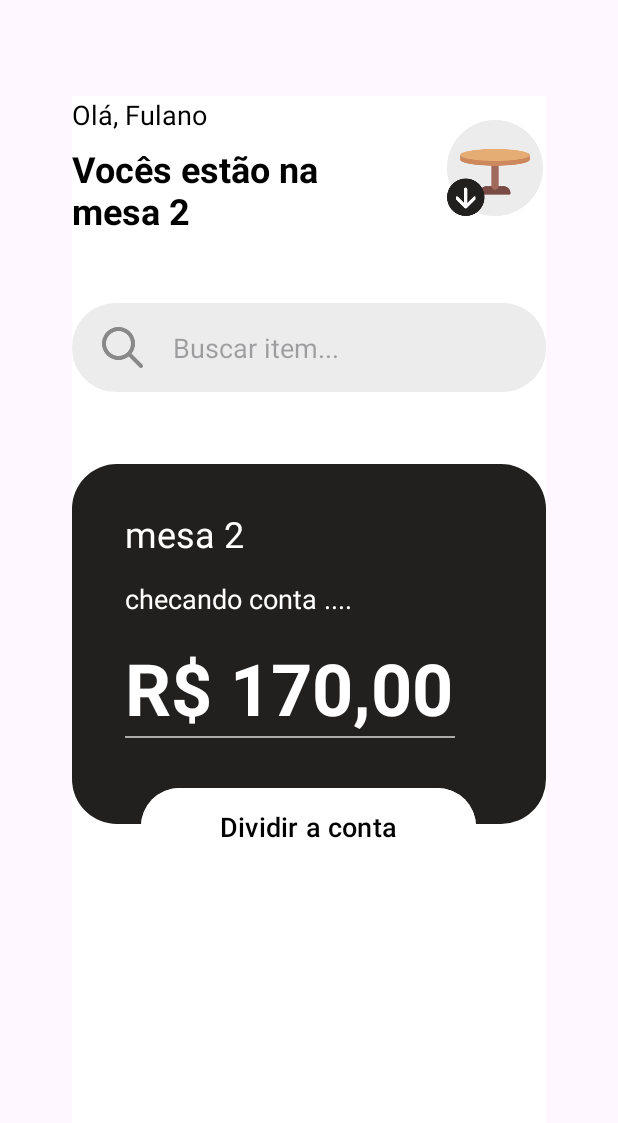
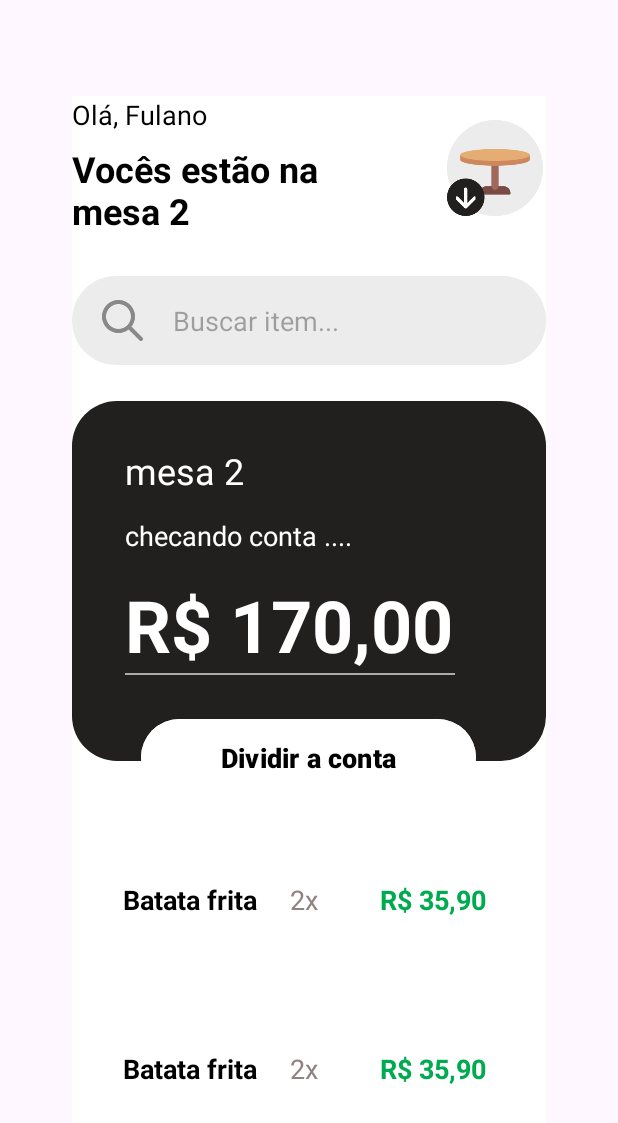
Before and after one commit to hessel-lu/backup-telas-app-conta-comigo, an Android app: the Activity_listagem_itens screen opened directly, with no data from a screen before it, on a phone screen of 412 x 824 dp. Shown: the top 1123 px of the screen. Run offline under Robolectric (Android 15) with nearby library versions, the phone set to English and light mode, and no system bars.

Commit message:
itens implementado

```diff
--- /dev/null
+++ b/ContaComigoTelasHessel/app/src/main/res/drawable/radius_btn_tela_listagem_itens.xml
@@ -0,0 +1,12 @@
+<?xml version="1.0" encoding="utf-8"?>
+<shape xmlns:android="http://schemas.android.com/apk/res/android">
+    <solid
+        android:color="#FFFFFF">
+    </solid>
+    <corners
+        android:topLeftRadius="29.5dp"
+        android:topRightRadius="29.5dp"
+        android:bottomLeftRadius="29.5dp"
+        android:bottomRightRadius="29.5dp">
+    </corners>
+</shape>
--- /dev/null
+++ b/ContaComigoTelasHessel/app/src/main/res/drawable/radius_item_tela_listagem_itens.xml
@@ -0,0 +1,12 @@
+<?xml version="1.0" encoding="utf-8"?>
+<shape xmlns:android="http://schemas.android.com/apk/res/android">
+    <solid
+        android:color="#FFFFFF">
+    </solid>
+    <corners
+        android:topLeftRadius="10dp"
+        android:topRightRadius="10dp"
+        android:bottomLeftRadius="10dp"
+        android:bottomRightRadius="10dp">
+    </corners>
+</shape>
--- a/ContaComigoTelasHessel/app/src/main/res/layout/activity_listagem_itens.xml
+++ b/ContaComigoTelasHessel/app/src/main/res/layout/activity_listagem_itens.xml
@@ -64,10 +64,11 @@
 
             </LinearLayout>
 
+            <!-- marginTop original é 42dp-->
             <LinearLayout
                 android:layout_width="match_parent"
                 android:layout_height="59dp"
-                android:layout_marginTop="42dp"
+                android:layout_marginTop="24dp"
                 android:background="@drawable/radius_input_tela_listagem_itens"
                 android:orientation="horizontal">
 
@@ -87,15 +88,20 @@
 
             </LinearLayout>
 
+            <!--<ScrollView
+                android:layout_width="match_parent"
+                android:layout_height="wrap_content">-->
+
+                <!-- marginTop original é 48dp-->
                 <LinearLayout
                     android:layout_width="match_parent"
                     android:layout_height="wrap_content"
+                    android:layout_marginTop="24dp"
                     android:orientation="vertical">
 
                     <LinearLayout
                         android:layout_width="match_parent"
                         android:layout_height="240dp"
-                    android:layout_marginTop="48dp"
                         android:background="@drawable/radius_campo_total_tela_listagem_itens"
                         android:orientation="vertical">
 
@@ -139,24 +145,90 @@
                         android:layout_width="223dp"
                         android:layout_height="59dp"
                         android:layout_gravity="center"
-                    android:layout_marginTop="-28dp"
+                        android:layout_marginTop="-32dp"
+                        android:backgroundTint="#FFFFFF"
                         android:text="Dividir a conta"
+                        android:textColor="#000000"
                         android:textSize="18sp"
+                        android:textStyle="bold"></Button>
+
+                    <!-- marginTop original é 56dp-->
+                    <LinearLayout
+                        android:layout_width="match_parent"
+                        android:layout_height="93dp"
+                        android:layout_marginTop="19dp"
+                        android:background="@drawable/radius_item_tela_listagem_itens">
+
+                        <TextView
+                            android:layout_width="wrap_content"
+                            android:layout_height="25dp"
+                            android:layout_marginLeft="34dp"
+                            android:layout_marginTop="33dp"
+                            android:text="Batata frita"
                             android:textColor="#000000"
-                    android:backgroundTint="#FFFFFF">
-                </Button>
+                            android:textSize="18sp"
+                            android:textStyle="bold" />
+
+                        <TextView
+                            android:layout_width="wrap_content"
+                            android:layout_height="25dp"
+                            android:layout_marginLeft="22dp"
+                            android:layout_marginTop="33dp"
+                            android:text="2x"
+                            android:textColor="#928181"
+                            android:textSize="18sp" />
+
+                        <TextView
+                            android:layout_width="wrap_content"
+                            android:layout_height="25dp"
+                            android:layout_marginLeft="41dp"
+                            android:layout_marginTop="33dp"
+                            android:text="R$ 35,90"
+                            android:textColor="#00AB4F"
+                            android:textSize="18sp"
+                            android:textStyle="bold" />
 
                     </LinearLayout>
 
-            <!--<Button
-                android:layout_width="220dp"
-                android:layout_height="60dp"
-                android:layout_gravity="center_horizontal"
-                android:layout_marginTop="28dp"
-                android:backgroundTint="#000000"
-                android:text="Próximo"
-                android:textColor="#FFFFFF"
-                android:textSize="24dp" />-->
+                    <LinearLayout
+                        android:layout_width="match_parent"
+                        android:layout_height="93dp"
+                        android:layout_marginTop="19dp"
+                        android:background="@drawable/radius_item_tela_listagem_itens">
+
+                        <TextView
+                            android:layout_width="wrap_content"
+                            android:layout_height="25dp"
+                            android:layout_marginLeft="34dp"
+                            android:layout_marginTop="33dp"
+                            android:text="Batata frita"
+                            android:textColor="#000000"
+                            android:textSize="18sp"
+                            android:textStyle="bold" />
+
+                        <TextView
+                            android:layout_width="wrap_content"
+                            android:layout_height="25dp"
+                            android:layout_marginLeft="22dp"
+                            android:layout_marginTop="33dp"
+                            android:text="2x"
+                            android:textColor="#928181"
+                            android:textSize="18sp" />
+
+                        <TextView
+                            android:layout_width="wrap_content"
+                            android:layout_height="25dp"
+                            android:layout_marginLeft="41dp"
+                            android:layout_marginTop="33dp"
+                            android:text="R$ 35,90"
+                            android:textColor="#00AB4F"
+                            android:textSize="18sp"
+                            android:textStyle="bold" />
+
+                    </LinearLayout>
+
+                </LinearLayout>
+            <!--</ScrollView>-->
 
         </LinearLayout>
 
```
Lines whose indentation alone changed are shown as unchanged.
